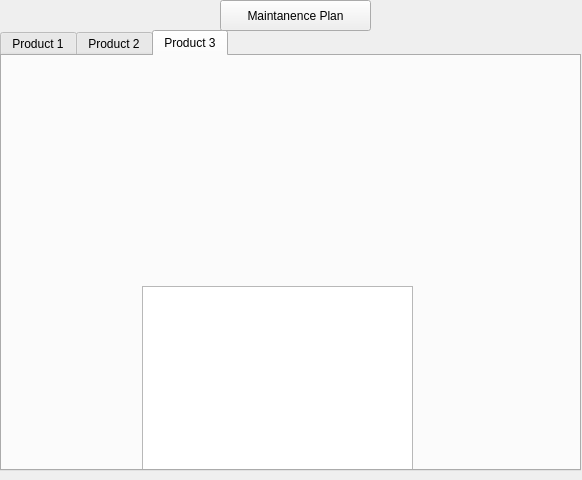
This is CS1C-Project-Master/ViewProducts.ui in AustinVaday/CS1C-Class-Project as Qt 5 draws it before an edit. The edited form follows.
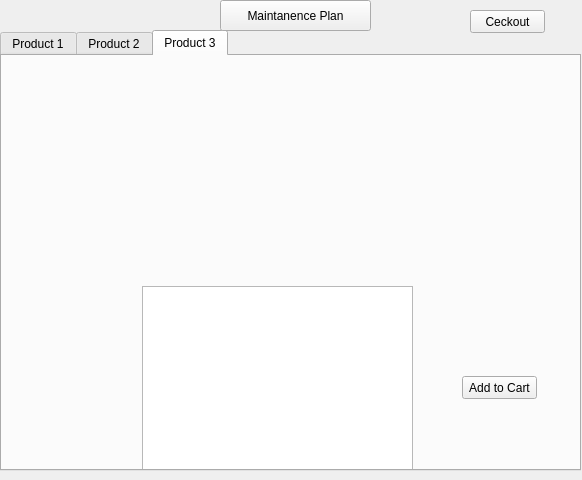
This is the edited form. The open tabs and pages were chosen to show the change. Icons and pictures are not drawn.

Commit message: Adding Shopping Cart List

Patch:
```diff
--- a/CS1C-Project-Master/ViewProducts.ui
+++ b/CS1C-Project-Master/ViewProducts.ui
@@ -144,6 +144,19 @@
       </rect>
      </property>
     </widget>
+    <widget class="QPushButton" name="product_Three">
+     <property name="geometry">
+      <rect>
+       <x>460</x>
+       <y>320</y>
+       <width>75</width>
+       <height>23</height>
+      </rect>
+     </property>
+     <property name="text">
+      <string>Add to Cart</string>
+     </property>
+    </widget>
    </widget>
   </widget>
   <widget class="QPushButton" name="MaintPlan">
@@ -162,6 +175,19 @@
     <string>Maintanence Plan</string>
    </property>
   </widget>
+  <widget class="QPushButton" name="checkout_button">
+   <property name="geometry">
+    <rect>
+     <x>470</x>
+     <y>10</y>
+     <width>75</width>
+     <height>23</height>
+    </rect>
+   </property>
+   <property name="text">
+    <string>Ceckout</string>
+   </property>
+  </widget>
  </widget>
  <resources>
   <include location="Images.qrc"/>
```
Left out of the diff: 28 changed lines with no effect on the pictures. The commit also changes 17 other files.
